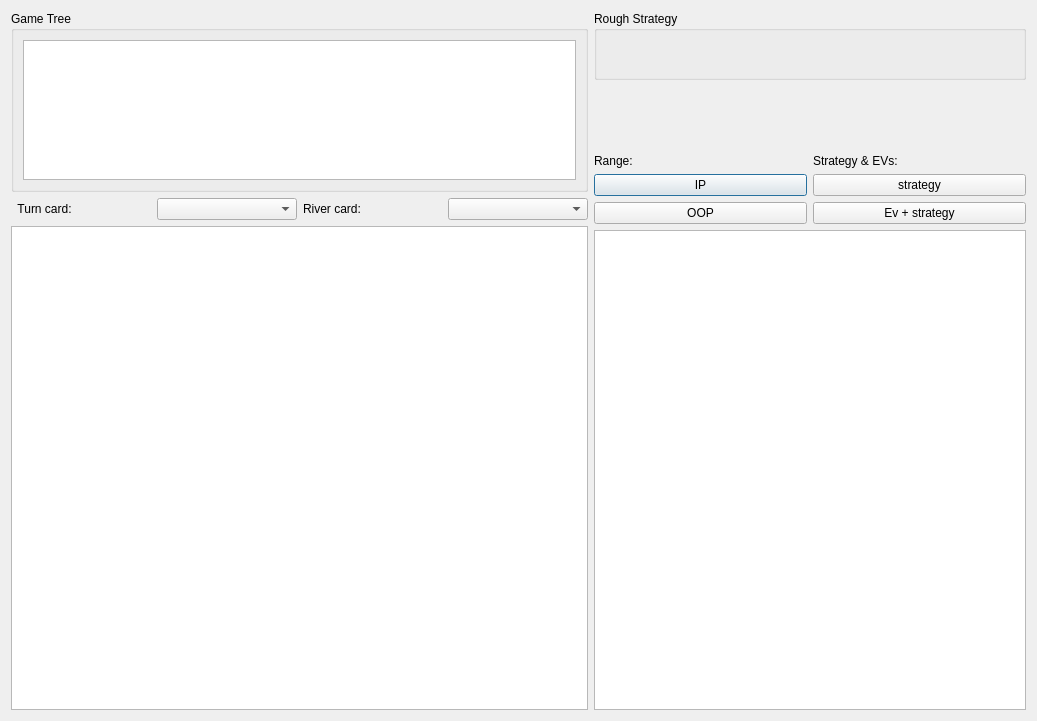
The window that strategyexplorer.ui (bupticybee/TexasSolver) describes before a commit, drawn with Qt 5.
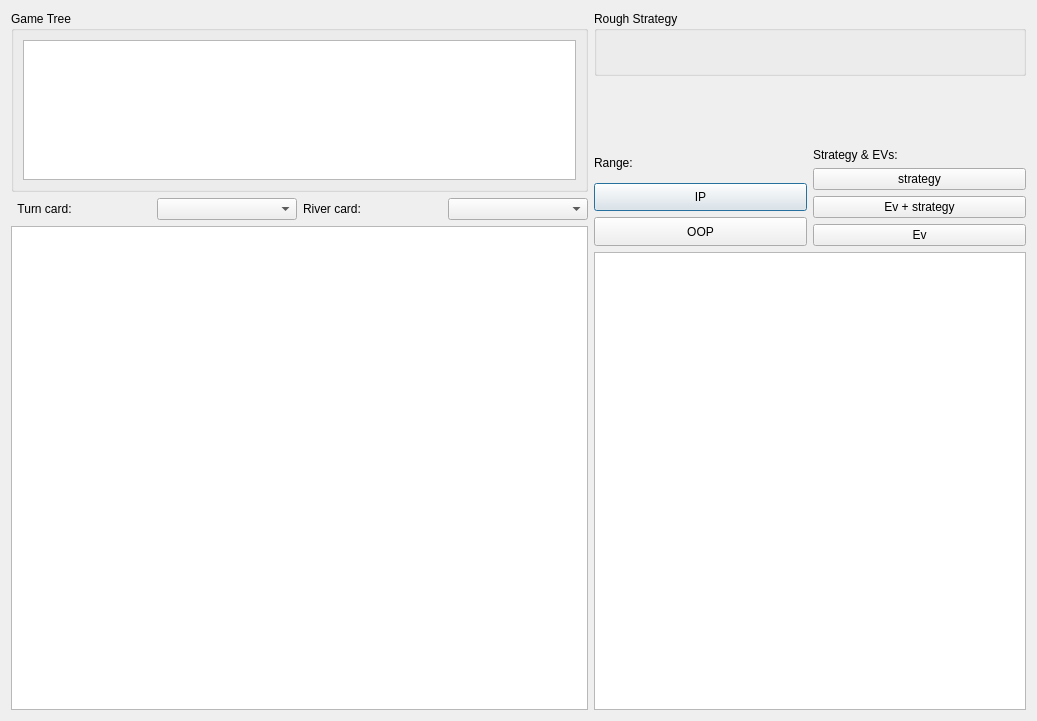
The same window after the commit. Custom widgets are drawn as their Qt base class.

```diff
--- a/strategyexplorer.ui
+++ b/strategyexplorer.ui
@@ -129,7 +129,7 @@
         </layout>
        </item>
        <item>
-        <layout class="QVBoxLayout" name="verticalLayout_6" stretch="1,1,1">
+        <layout class="QVBoxLayout" name="verticalLayout_6" stretch="1,1,1,0">
          <item>
           <widget class="QLabel" name="label_5">
            <property name="text">
@@ -163,6 +163,19 @@
            </property>
           </widget>
          </item>
+         <item>
+          <widget class="QPushButton" name="evOnlyModeButtom">
+           <property name="sizePolicy">
+            <sizepolicy hsizetype="Minimum" vsizetype="Minimum">
+             <horstretch>0</horstretch>
+             <verstretch>0</verstretch>
+            </sizepolicy>
+           </property>
+           <property name="text">
+            <string>Ev</string>
+           </property>
+          </widget>
+         </item>
         </layout>
        </item>
       </layout>
```
